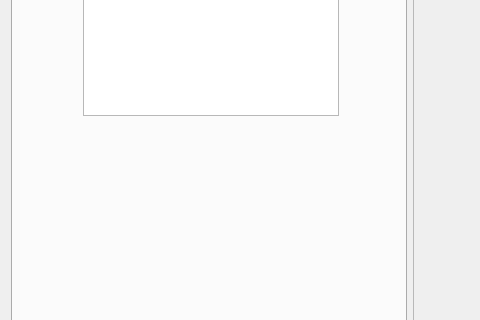
Above: src/RootTracker2D/RootTracker2D/mainwindow.ui from neutronimaging/nGITool before the change; both pictures show x 0 to 480 and y 200 to 520 of the 820 by 636 pixel window. Below: the same form after it.
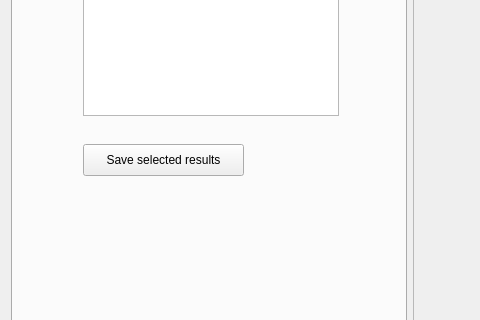
That is the form after the change. The open tabs and pages were chosen to show the change. Custom widgets are drawn as their Qt base class.

The edit to the form file:
```diff
--- a/src/RootTracker2D/RootTracker2D/mainwindow.ui
+++ b/src/RootTracker2D/RootTracker2D/mainwindow.ui
@@ -762,6 +762,29 @@
              <string>Images to save</string>
             </property>
            </widget>
+           <widget class="QListWidget" name="list_imagenames">
+            <property name="geometry">
+             <rect>
+              <x>70</x>
+              <y>70</y>
+              <width>256</width>
+              <height>192</height>
+             </rect>
+            </property>
+           </widget>
+           <widget class="QPushButton" name="button_saveimages">
+            <property name="geometry">
+             <rect>
+              <x>70</x>
+              <y>290</y>
+              <width>161</width>
+              <height>32</height>
+             </rect>
+            </property>
+            <property name="text">
+             <string>Save selected results</string>
+            </property>
+           </widget>
           </widget>
           <widget class="QWidget" name="tab_5">
            <attribute name="title">
```
Left out of the diff: 14 changed lines with no effect on the pictures.
